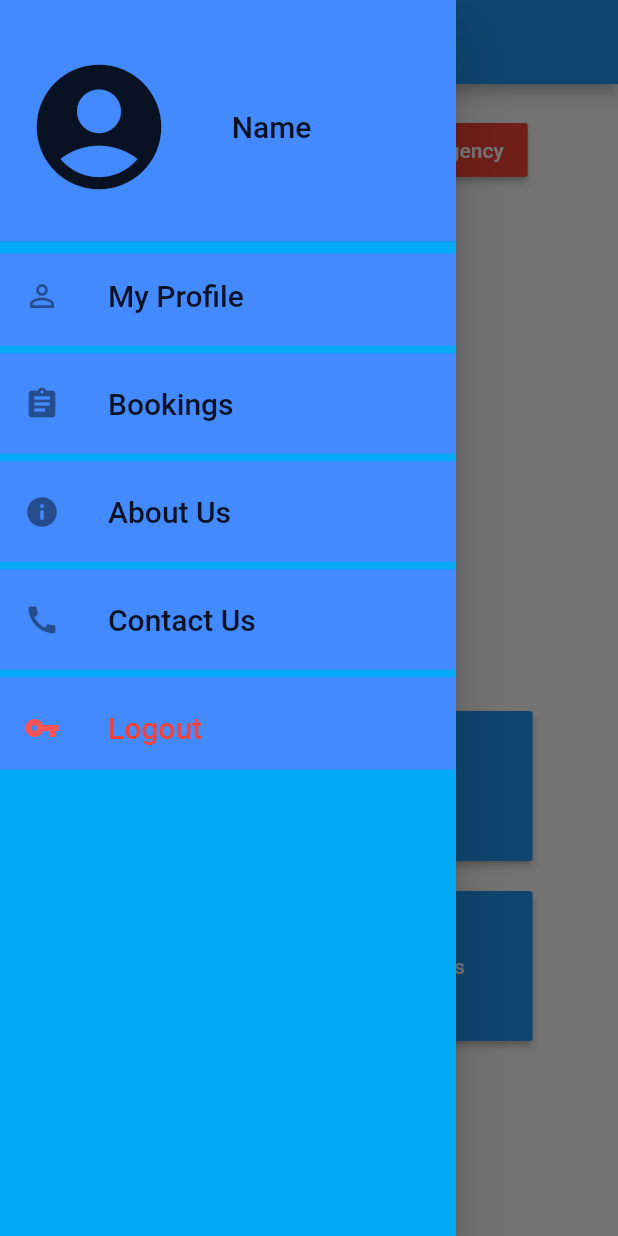
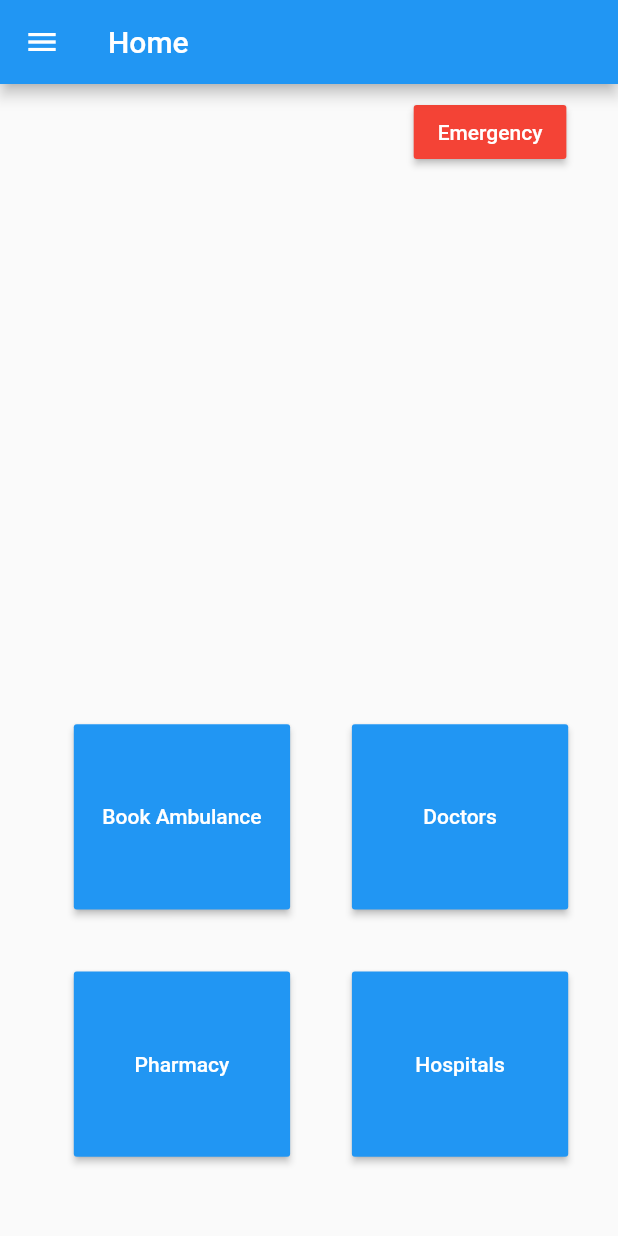
Before and after one commit to areeba-shaikh/int-elligence, a Flutter app: the HomePage screen opened directly, in the side drawer, after a tap on "Emergency", on a phone screen of 412 x 824 dp. Run offline on Flutter 3.47's test engine with Material 2 defaults, Android fonts, the phone set to English and light mode, and no system bars; our stand-ins replace animated_splash_screen, datetime_picker_formfield, flutter_datetime_picker, hexcolor, location, responsive_framework; missing offline and left inert: geocoder, maps_launcher.

Commit message:
added abt us

```diff
--- a/lib/screens/home.dart
+++ b/lib/screens/home.dart
@@ -1,26 +1,47 @@
 import 'package:ambulance/screens/initial.dart';
+import 'package:ambulance/screens/profile.dart';
 import 'package:flutter/material.dart';
 import 'package:flutter/services.dart';
 import 'package:maps_launcher/maps_launcher.dart';
 import 'package:ambulance/screens/bookambulance.dart';
-import 'package:ambulance/screens/profile.dart';
+import 'package:ambulance/screens/emergency.dart';
+import 'package:ambulance/screens/about.dart';
 import 'package:location/location.dart';
 import 'package:geocoder/geocoder.dart';
-// import 'package:ambulance/screens/login.dart';
 
 class HomePage extends StatefulWidget {
   @override
   _HomePageState createState() => _HomePageState();
 }
 
-class _HomePageState extends State<HomePage> {
-  @override
-  void initState() {
-    super.initState();
-    getUserLocation();
+class SizeConfig {
+  static MediaQueryData _mediaQueryData;
+  static double screenWidth;
+  static double screenHeight;
+  static double blockSizeHorizontal;
+  static double blockSizeVertical;
+  static double _safeAreaHorizontal;
+  static double _safeAreaVertical;
+  static double safeBlockHorizontal;
+  static double safeBlockVertical;
+
+  void init(BuildContext context) {
+    _mediaQueryData = MediaQuery.of(context);
+    screenWidth = _mediaQueryData.size.width;
+    screenHeight = _mediaQueryData.size.height;
+    blockSizeHorizontal = screenWidth / 100;
+    blockSizeVertical = screenHeight / 100;
+    _safeAreaHorizontal =
+        _mediaQueryData.padding.left + _mediaQueryData.padding.right;
+    _safeAreaVertical =
+        _mediaQueryData.padding.top + _mediaQueryData.padding.bottom;
+    safeBlockHorizontal = (screenWidth - _safeAreaHorizontal) / 100;
+    safeBlockVertical = (screenHeight - _safeAreaVertical) / 100;
+  }
 }
 
-  //TextEditingController locController = TextEditingController();
+class _HomePageState extends State<HomePage> {
+  TextEditingController locController = TextEditingController();
   getUserLocation() async {
     //call this async method from whereever you need
 
@@ -45,13 +66,21 @@ class _HomePageState extends State<HomePage> {
     var addresses =
         await Geocoder.local.findAddressesFromCoordinates(coordinates);
     var first = addresses.first;
-    print(' ${first.subLocality},${first.locality}, ${first.adminArea}, ');
-    //locController.text = first.addressLine;
+    print('${first.locality}, ${first.adminArea}, ');
+    locController.text =
+        first.locality + "," + first.adminArea + "," + first.countryName;
     return first;
   }
 
   @override
+  void initState() {
+    super.initState();
+    getUserLocation();
+  }
+
+  @override
   Widget build(BuildContext context) {
+    SizeConfig().init(context);
     return Scaffold(
         appBar: AppBar(
           title: Text("Home"),
@@ -78,7 +107,7 @@ class _HomePageState extends State<HomePage> {
                         height: 30,
                       ),
                       Container(
-                        width: 100.0,
+                        width: 130.0,
                         height: 200.0,
                         child: Column(
                           mainAxisAlignment: MainAxisAlignment.center,
@@ -92,8 +121,14 @@ class _HomePageState extends State<HomePage> {
                                 fontSize: 20,
                               ),
                             ),
-                            // Text(
-                            //   "${first.addressLine})",
+                            TextField(
+                              controller: locController,
+                              autocorrect: true,
+                              maxLines: 3,
+                              enabled: false,
+                              decoration: null,
+                            ),
+                            // Text("${first.addressLine})",
                             //   textAlign: TextAlign.left,
                             //   maxLines: 2,
                             //   style: TextStyle(
@@ -118,7 +153,7 @@ class _HomePageState extends State<HomePage> {
                         title: Text(
                           'My Profile',
                           style: TextStyle(
-                            fontSize: 20,
+                            fontSize: 18,
                           ),
                         ),
                         hoverColor: Colors.lightBlue,
@@ -140,7 +175,7 @@ class _HomePageState extends State<HomePage> {
                         title: Text(
                           'Bookings',
                           style: TextStyle(
-                            fontSize: 20,
+                            fontSize: 18,
                           ),
                         ),
                         hoverColor: Colors.lightBlue,
@@ -158,13 +193,17 @@ class _HomePageState extends State<HomePage> {
                         title: Text(
                           'About Us',
                           style: TextStyle(
-                            fontSize: 20,
+                            fontSize: 18,
                           ),
                         ),
                         hoverColor: Colors.lightBlue,
                         focusColor: Colors.indigo,
                         onTap: () {
-                          Navigator.pop(context);
+                          Navigator.push(
+                              context,
+                              MaterialPageRoute(
+                                builder: (context) => AboutUs(),
+                              ));
                         },
                       ),
                       Divider(
@@ -176,7 +215,7 @@ class _HomePageState extends State<HomePage> {
                         title: Text(
                           'Contact Us',
                           style: TextStyle(
-                            fontSize: 20,
+                            fontSize: 18,
                           ),
                         ),
                         hoverColor: Colors.lightBlue,
@@ -193,7 +232,7 @@ class _HomePageState extends State<HomePage> {
                         leading: Icon(Icons.vpn_key, color: Colors.redAccent),
                         title: Text(
                           'Logout',
-                          style: TextStyle(fontSize: 20, color: Colors.red),
+                          style: TextStyle(fontSize: 18, color: Colors.red),
                         ),
                         hoverColor: Colors.lightBlue,
                         focusColor: Colors.indigo,
@@ -212,22 +251,24 @@ class _HomePageState extends State<HomePage> {
             ),
           ),
         ),
-        body: SingleChildScrollView(
-          padding: EdgeInsets.all(20),
-          child: Column(
+        body: Padding(
+          padding: const EdgeInsets.all(8.0),
+          child: SingleChildScrollView(
+            child: Flex(
+              direction: Axis.vertical,
               children: [
                 Row(
                   children: [
                     SizedBox(
-                    width: 230,
+                      width: SizeConfig.safeBlockHorizontal * 65,
                     ),
                     RaisedButton(
                       onPressed: () {
-                      // Navigator.push(
-                      //     context,
-                      //     MaterialPageRoute(
-                      //       builder: (context) => RegisterPage(),
-                      //     ));
+                        Navigator.push(
+                            context,
+                            MaterialPageRoute(
+                              builder: (context) => Emergency(),
+                            ));
                       },
                       color: Colors.red,
                       textColor: Colors.white,
@@ -236,15 +277,16 @@ class _HomePageState extends State<HomePage> {
                     ),
                   ],
                 ),
-              SizedBox(height: 350),
+                SizedBox(height: SizeConfig.safeBlockVertical * 45),
                 Row(
                   children: [
                     SizedBox(
-                    width: 15,
+                      width: SizeConfig.safeBlockHorizontal * 10,
                     ),
                     Container(
-                    height: 100,
-                    width: 150,
+                      height:
+                          SizeConfig.safeBlockVertical * 15, //10 for example
+                      width: SizeConfig.safeBlockHorizontal * 35,
                       child: RaisedButton(
                         onPressed: () {
                           Navigator.push(
@@ -260,11 +302,12 @@ class _HomePageState extends State<HomePage> {
                       ),
                     ),
                     SizedBox(
-                    width: 20,
+                      width: SizeConfig.safeBlockHorizontal * 10,
                     ),
                     Container(
-                    height: 100,
-                    width: 150,
+                      height:
+                          SizeConfig.safeBlockVertical * 15, //10 for example
+                      width: SizeConfig.safeBlockHorizontal * 35,
                       child: RaisedButton(
                         onPressed: () =>
                             MapsLauncher.launchQuery('Nearby Clinics'),
@@ -277,16 +320,17 @@ class _HomePageState extends State<HomePage> {
                   ],
                 ),
                 SizedBox(
-                height: 20,
+                  height: SizeConfig.safeBlockVertical * 5,
                 ),
                 Row(
                   children: [
                     SizedBox(
-                    width: 15,
+                      width: SizeConfig.safeBlockHorizontal * 10,
                     ),
                     Container(
-                    height: 100,
-                    width: 150,
+                      height:
+                          SizeConfig.safeBlockVertical * 15, //10 for example
+                      width: SizeConfig.safeBlockHorizontal * 35,
                       child: RaisedButton(
                         onPressed: () =>
                             MapsLauncher.launchQuery('Nearby Medical Store'),
@@ -297,11 +341,12 @@ class _HomePageState extends State<HomePage> {
                       ),
                     ),
                     SizedBox(
-                    width: 20,
+                      width: SizeConfig.safeBlockHorizontal * 10,
                     ),
                     Container(
-                    height: 100,
-                    width: 150,
+                      height:
+                          SizeConfig.safeBlockVertical * 15, //10 for example
+                      width: SizeConfig.safeBlockHorizontal * 35,
                       child: RaisedButton(
                         onPressed: () =>
                             MapsLauncher.launchQuery('Nearby Hospitals'),
@@ -315,6 +360,7 @@ class _HomePageState extends State<HomePage> {
                 ),
               ],
             ),
+          ),
         ));
   }
 }
--- a/lib/screens/initial.dart
+++ b/lib/screens/initial.dart
@@ -26,7 +26,7 @@ class _HomeState extends State<Home> {
                   width: 300,
                 ),
                 SizedBox(
-                  height: 150,
+                  height: 80,
                 ),
                 Container(
                   width: double.infinity,
--- a/lib/screens/profile.dart
+++ b/lib/screens/profile.dart
@@ -1,10 +1,5 @@
-import 'package:ambulance/screens/login.dart';
 import 'package:flutter/material.dart';
 import 'dart:async';
-
-import 'database-manager.dart';
-
-import 'User.dart';
 
 class MyProfile extends StatefulWidget {
   @override
--- a/pubspec.yaml
+++ b/pubspec.yaml
@@ -38,6 +38,7 @@ dependencies:
   flutter_datetime_picker: ^1.4.0
   location: ^3.0.2
   geocoder: ^0.2.1
+  responsive_framework: ^0.0.8
 
 flutter_icons:
   image_path_android: "assets/images/ICON.jpeg"
```
Also changed, not shown: lib/main.dart (+13 -0 lines), lib/screens/about.dart (added, +108 -0 lines), lib/screens/login.dart (+9 -4 lines), pubspec.lock. Lines whose indentation alone changed are shown as unchanged.
